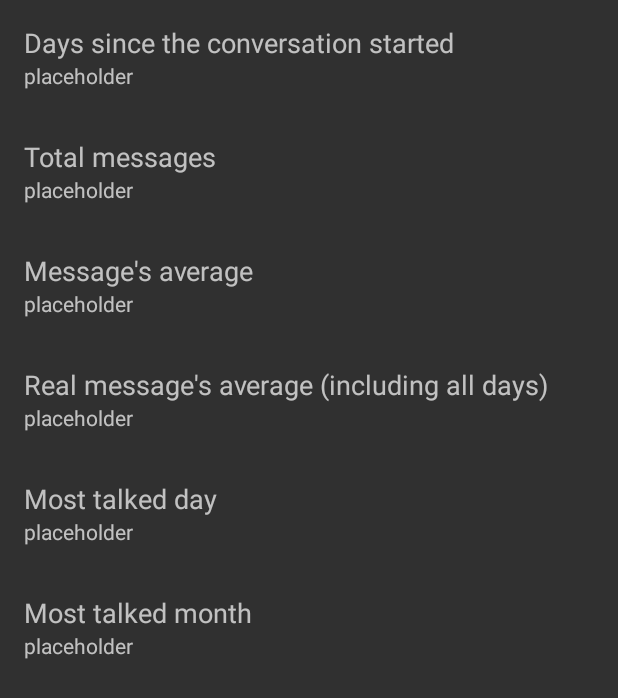
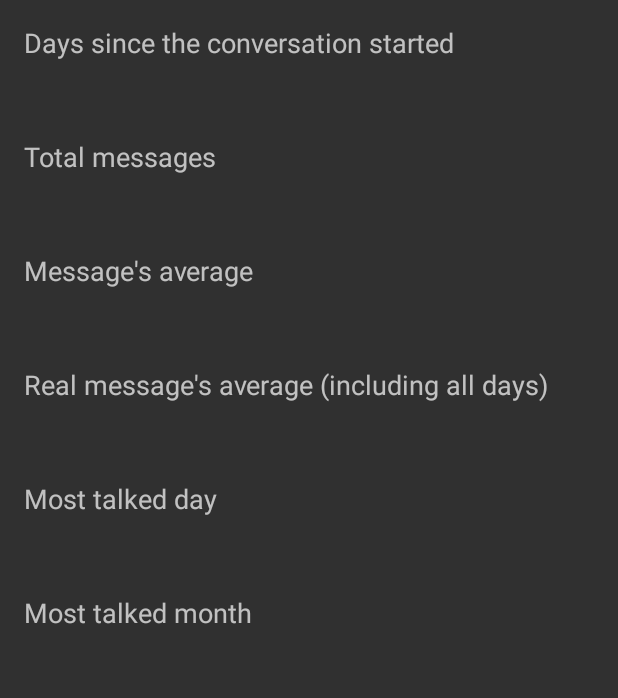
Before and after one commit to edjacob25/Whatsapp-Analyzer-Android, an Android app: the layout general_data_results.xml on its own in the app's theme, with its tools: preview values and no code run, on a phone screen of 412 x 824 dp. Shown: the top 698 px of the screen. Run offline under Robolectric (Android 15) with nearby library versions, the phone set to English and light mode, and no system bars.

Commit message:
Moved strings to resources and use of kotlin extensions

```diff
--- a/app/src/main/java/com/example/jacob/myapplication/PeopleListAdapter.java
+++ b/app/src/main/java/com/example/jacob/myapplication/PeopleListAdapter.java
@@ -39,9 +39,9 @@ public class PeopleListAdapter extends BaseAdapter {
     @Override
     public View getView(int position, View convertView, ViewGroup parent) {
         convertView = inflater.inflate(R.layout.people_list_item, null);
-        TextView tName = (TextView) convertView.findViewById(R.id.people_name);
-        TextView tPercentage = (TextView) convertView.findViewById(R.id.people_percentage);
-        TextView tWords = (TextView) convertView.findViewById(R.id.words_per_message);
+        TextView tName = convertView.findViewById(R.id.people_name);
+        TextView tPercentage = convertView.findViewById(R.id.people_percentage);
+        TextView tWords = convertView.findViewById(R.id.words_per_message);
         String name = cv.getParticipants().get(position);
         tName.setText(name);
         String percentage = String.format("%.2f%%", cv.getParticipantShare(name));
--- a/app/src/main/java/com/example/jacob/myapplication/logic/ConversationData.kt
+++ b/app/src/main/java/com/example/jacob/myapplication/logic/ConversationData.kt
@@ -54,9 +54,9 @@ class ConversationData(private val conversationName: String) : IConversationData
     }
 
     fun createMonthsData() {
-        val sdf = SimpleDateFormat("MM-yyyy")
+        val sdf = SimpleDateFormat("MM/yyyy")
         for (iterator in days.keys) {
-            months.merge(sdf.format(iterator), days.getValue(iterator), { currentValue, daysValue -> currentValue + daysValue })
+            months.merge(sdf.format(iterator), days.getValue(iterator)) { currentValue, daysValue -> currentValue + daysValue }
         }
     }
 
--- a/app/src/main/res/layout/general_data_results.xml
+++ b/app/src/main/res/layout/general_data_results.xml
@@ -14,10 +14,9 @@
             android:layout_width="wrap_content"
             android:layout_height="wrap_content"
             android:textAppearance="?android:attr/textAppearanceMedium"
-            android:text="Days since the conversation started"
+            android:text="@string/days_since_the_conversation_started"
             />
         <TextView
-            android:text="placeholder"
             android:layout_width="wrap_content"
             android:layout_height="wrap_content"
             android:id="@+id/conversationDays" />
@@ -32,10 +31,9 @@
             android:layout_width="wrap_content"
             android:layout_height="wrap_content"
             android:textAppearance="?android:attr/textAppearanceMedium"
-            android:text="Total messages"
+            android:text="@string/total_messages"
             />
         <TextView
-            android:text="placeholder"
             android:layout_width="wrap_content"
             android:layout_height="wrap_content"
             android:id="@+id/totalMessages" />
@@ -50,10 +48,9 @@
             android:layout_width="wrap_content"
             android:layout_height="wrap_content"
             android:textAppearance="?android:attr/textAppearanceMedium"
-            android:text="Message's average"
+            android:text="@string/messages_average"
             />
         <TextView
-            android:text="placeholder"
             android:layout_width="wrap_content"
             android:layout_height="wrap_content"
             android:id="@+id/msg_avg" />
@@ -68,10 +65,9 @@
             android:layout_width="wrap_content"
             android:layout_height="wrap_content"
             android:textAppearance="?android:attr/textAppearanceMedium"
-            android:text="Real message's average (including all days)"
+            android:text="@string/real_messages_average"
             />
         <TextView
-            android:text="placeholder"
             android:layout_width="wrap_content"
             android:layout_height="wrap_content"
             android:id="@+id/msg_real_avg" />
@@ -86,10 +82,9 @@
             android:layout_width="wrap_content"
             android:layout_height="wrap_content"
             android:textAppearance="?android:attr/textAppearanceMedium"
-            android:text="Most talked day"
+            android:text="@string/most_talked_day"
             />
         <TextView
-            android:text="placeholder"
             android:layout_width="wrap_content"
             android:layout_height="wrap_content"
             android:id="@+id/most_talked_day" />
@@ -104,11 +99,10 @@
             android:layout_width="wrap_content"
             android:layout_height="wrap_content"
             android:textAppearance="?android:attr/textAppearanceMedium"
-            android:text="Most talked month"
+            android:text="@string/most_talked_month"
             />
 
         <TextView
-            android:text="placeholder"
             android:layout_width="wrap_content"
             android:layout_height="wrap_content"
             android:id="@+id/most_talked_month" />
--- a/app/src/main/res/layout/people_list_item.xml
+++ b/app/src/main/res/layout/people_list_item.xml
@@ -14,7 +14,9 @@
         android:layout_weight="2"
         android:textAppearance="?android:attr/textAppearanceMedium"
         android:paddingStart="@dimen/fab_margin"
-        />
+        android:paddingEnd="@dimen/fab_margin"
+
+    />
 
     <TextView
         android:layout_width="0dp"
--- a/app/src/main/res/menu/menu_results.xml
+++ b/app/src/main/res/menu/menu_results.xml
@@ -7,7 +7,7 @@
     <item
         android:id="@+id/menu_save"
         android:orderInCategory="100"
-        android:title="Save"
+        android:title="@string/save"
         app:showAsAction="ifRoom"
         />
 
--- a/app/src/main/res/values/strings.xml
+++ b/app/src/main/res/values/strings.xml
@@ -1,5 +1,5 @@
 <resources>
-    <string name="app_name">WhatsApp Analyzer</string>
+    <string name="app_name" translatable="false">WhatsApp Analyzer</string>
     <string name="action_settings">Settings</string>
     <string name="action_share">Share</string>
     <string name="participant_header_name">Name</string>
@@ -7,6 +7,18 @@
     <string name="participant_header_words_avg">Words average</string>
     <string name="analyzing">Analyzing</string>
     <string name="title_activity_results">Results</string>
-    <string name="section_format">Hello World from section: %1$d</string>
     <string name="days">Days</string>
+    <string name="most_talked_day_result">Is %1$td/%1$tm/%1$ty with %2$d messages.</string>
+    <string name="most_talked_month_result">Is %1$s with %2$d messages.</string>
+    <string name="days_since_the_conversation_started">Days since the conversation started</string>
+    <string name="total_messages">Total messages</string>
+    <string name="messages_average">Message\'s average</string>
+    <string name="real_messages_average">Real message\'s average (including all days)</string>
+    <string name="most_talked_day">Most talked day</string>
+    <string name="most_talked_month">Most talked month</string>
+    <string name="save">Save</string>
+    <string name="general_data_title">General Data</string>
+    <string name="participants_title">Participants</string>
+    <string name="time_of_the_day_title">Time of the day</string>
+    <string name="messages">%d messages</string>
 </resources>
```
Also changed, not shown: app/src/main/java/com/example/jacob/myapplication/activities/MainActivity.kt (+4 -6 lines), app/src/main/java/com/example/jacob/myapplication/activities/ResultsActivity.kt (+42 -73 lines), app/src/main/java/com/example/jacob/myapplication/analysis/Person.kt (+4 -6 lines), app/src/main/java/com/example/jacob/myapplication/db/SavedDataAdapter.java (+4 -5 lines), app/src/main/res/layout/participants_data_results.xml (+7 -13 lines), 1 other file.
